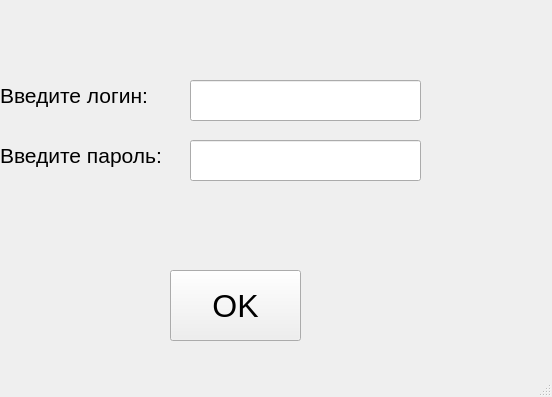
First picture: the form in register.ui, repository j3glove/coursework_checkers, before the edit.
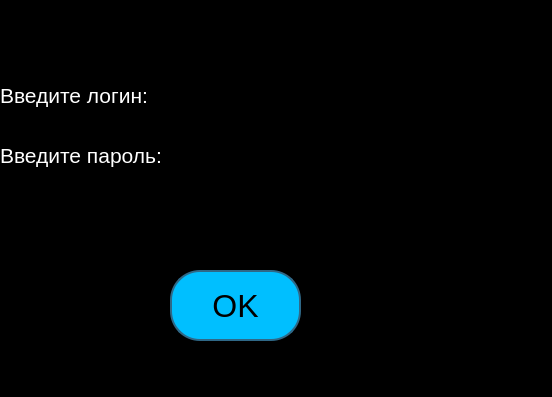
Second picture: the form after the edit.

```diff
--- a/register.ui
+++ b/register.ui
@@ -13,6 +13,9 @@
   <property name="windowTitle">
    <string>Окно регистрации</string>
   </property>
+  <property name="styleSheet">
+   <string notr="true">background-color: rgb(0, 0, 0);</string>
+  </property>
   <widget class="QWidget" name="centralwidget">
    <widget class="QLabel" name="label">
     <property name="geometry">
@@ -28,6 +31,9 @@
       <pointsize>16</pointsize>
      </font>
     </property>
+    <property name="styleSheet">
+     <string notr="true">color: rgb(255,255, 255);</string>
+    </property>
     <property name="text">
      <string>Введите логин:</string>
     </property>
@@ -46,6 +52,9 @@
       <pointsize>16</pointsize>
      </font>
     </property>
+    <property name="styleSheet">
+     <string notr="true">color: rgb(255, 255, 255);</string>
+    </property>
     <property name="text">
      <string>Введите пароль:</string>
     </property>
@@ -64,6 +73,11 @@
       <pointsize>24</pointsize>
      </font>
     </property>
+    <property name="styleSheet">
+     <string notr="true">background-color: #00BFFF;
+border:2px solid #2f6887;
+border-radius: 30;</string>
+    </property>
     <property name="text">
      <string>OK</string>
     </property>
@@ -77,6 +91,9 @@
       <height>41</height>
      </rect>
     </property>
+    <property name="styleSheet">
+     <string notr="true">color: rgb(255, 255, 255);</string>
+    </property>
    </widget>
    <widget class="QLineEdit" name="new_pass">
     <property name="geometry">
@@ -87,6 +104,9 @@
       <height>41</height>
      </rect>
     </property>
+    <property name="styleSheet">
+     <string notr="true">color: rgb(255, 255, 255);</string>
+    </property>
    </widget>
   </widget>
   <widget class="QMenuBar" name="menubar">
```
